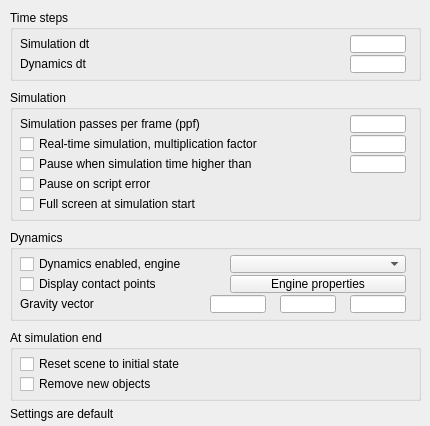
Before: the Qt Designer form ui/qdlgsimulation.ui in CoppeliaRobotics/coppeliaSimLib, drawn with Qt 5.
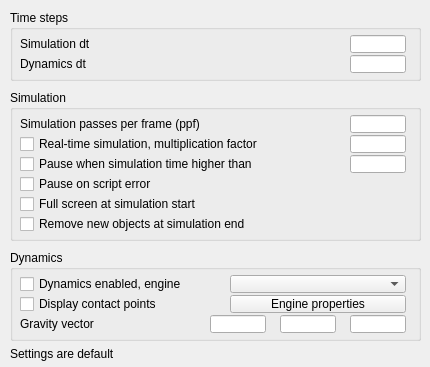
After: the same form once the commit is applied.

Commit message: remove option to reset items at sim. end

What changed in the file:
```diff
--- a/ui/qdlgsimulation.ui
+++ b/ui/qdlgsimulation.ui
@@ -7,7 +7,7 @@
     <x>0</x>
     <y>0</y>
     <width>430</width>
-    <height>426</height>
+    <height>367</height>
    </rect>
   </property>
   <property name="windowTitle">
@@ -16,54 +16,6 @@
   <property name="locale">
    <locale language="English" country="UnitedStates"/>
   </property>
-  <widget class="QGroupBox" name="groupBox">
-   <property name="geometry">
-    <rect>
-     <x>10</x>
-     <y>330</y>
-     <width>411</width>
-     <height>71</height>
-    </rect>
-   </property>
-   <property name="title">
-    <string>At simulation end</string>
-   </property>
-   <property name="flat">
-    <bool>false</bool>
-   </property>
-   <widget class="QCheckBox" name="qqResetScene">
-    <property name="geometry">
-     <rect>
-      <x>10</x>
-      <y>25</y>
-      <width>231</width>
-      <height>18</height>
-     </rect>
-    </property>
-    <property name="focusPolicy">
-     <enum>Qt::StrongFocus</enum>
-    </property>
-    <property name="text">
-     <string>Reset scene to initial state</string>
-    </property>
-   </widget>
-   <widget class="QCheckBox" name="qqRemoveNewObjects">
-    <property name="geometry">
-     <rect>
-      <x>10</x>
-      <y>45</y>
-      <width>231</width>
-      <height>18</height>
-     </rect>
-    </property>
-    <property name="focusPolicy">
-     <enum>Qt::StrongFocus</enum>
-    </property>
-    <property name="text">
-     <string>Remove new objects</string>
-    </property>
-   </widget>
-  </widget>
   <widget class="QGroupBox" name="groupBox_2">
    <property name="geometry">
     <rect>
@@ -130,7 +82,7 @@
    <property name="geometry">
     <rect>
      <x>10</x>
-     <y>405</y>
+     <y>345</y>
      <width>411</width>
      <height>18</height>
     </rect>
@@ -143,7 +95,7 @@
    <property name="geometry">
     <rect>
      <x>10</x>
-     <y>230</y>
+     <y>250</y>
      <width>411</width>
      <height>91</height>
     </rect>
@@ -259,7 +211,7 @@
      <x>10</x>
      <y>90</y>
      <width>411</width>
-     <height>131</height>
+     <height>151</height>
     </rect>
    </property>
    <property name="title">
@@ -375,6 +327,22 @@
      <string>Real-time simulation, multiplication factor</string>
     </property>
    </widget>
+   <widget class="QCheckBox" name="qqRemoveNewObjects">
+    <property name="geometry">
+     <rect>
+      <x>10</x>
+      <y>125</y>
+      <width>381</width>
+      <height>18</height>
+     </rect>
+    </property>
+    <property name="focusPolicy">
+     <enum>Qt::StrongFocus</enum>
+    </property>
+    <property name="text">
+     <string>Remove new objects at simulation end</string>
+    </property>
+   </widget>
   </widget>
  </widget>
  <tabstops>
```
Left out of the diff: 3 changed lines with no effect on the pictures. The commit also changes 45 other files.
